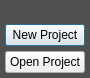
Old version of the form Project/Source/UI/sr_welcome_window.ui in the repository BluFedora/SR-Spritesheet-Manager.
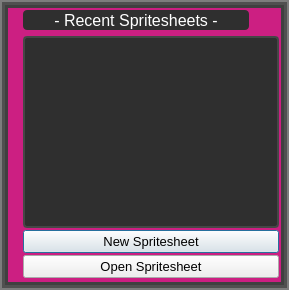
New version of the form. Icons and pictures are not drawn.

Commit message: Major Project Data Model Refactor

```diff
--- a/Project/Source/UI/sr_welcome_window.ui
+++ b/Project/Source/UI/sr_welcome_window.ui
@@ -6,8 +6,8 @@
    <rect>
     <x>0</x>
     <y>0</y>
-    <width>660</width>
-    <height>392</height>
+    <width>682</width>
+    <height>341</height>
    </rect>
   </property>
   <property name="sizePolicy">
@@ -16,6 +16,27 @@
     <verstretch>0</verstretch>
    </sizepolicy>
   </property>
+  <property name="minimumSize">
+   <size>
+    <width>682</width>
+    <height>341</height>
+   </size>
+  </property>
+  <property name="maximumSize">
+   <size>
+    <width>682</width>
+    <height>341</height>
+   </size>
+  </property>
+  <property name="font">
+   <font>
+    <family>Segoe UI</family>
+    <pointsize>10</pointsize>
+   </font>
+  </property>
+  <property name="focusPolicy">
+   <enum>Qt::StrongFocus</enum>
+  </property>
   <property name="contextMenuPolicy">
    <enum>Qt::NoContextMenu</enum>
   </property>
@@ -29,12 +50,37 @@
   <property name="styleSheet">
    <string notr="true">QDialog {
   background-color: #505050;
+  border: 2px solid rgb(125, 125, 125);
+}
+/*
+*:hover:!pressed
+{
+  border: 1px solid red;
+}
+*/
+
+QListView {
+  border: 2px solid rgb(70, 70, 70);
+}
+
+QListView::item {
+  background: rgb(36, 36, 36);
+ border-radius: 3px;   
+  text-align: center;
+  padding: 2px;
+}
+
+QListView::item:hover:!pressed {
+  background: rgb(70, 70, 70);
 }</string>
   </property>
-  <layout class="QVBoxLayout" name="verticalLayout">
-   <property name="spacing">
-    <number>5</number>
-   </property>
+  <property name="sizeGripEnabled">
+   <bool>false</bool>
+  </property>
+  <property name="modal">
+   <bool>false</bool>
+  </property>
+  <layout class="QGridLayout" name="gridLayout">
    <property name="sizeConstraint">
     <enum>QLayout::SetFixedSize</enum>
    </property>
@@ -50,38 +96,189 @@
    <property name="bottomMargin">
     <number>5</number>
    </property>
-   <item>
-    <widget class="QLabel" name="m_SplashImage">
-     <property name="text">
-      <string/>
+   <property name="spacing">
+    <number>0</number>
+   </property>
+   <item row="0" column="0">
+    <widget class="QWidget" name="m_InnerBorder" native="true">
+     <property name="styleSheet">
+      <string notr="true">QWidget#m_InnerBorder {
+  border: 3px solid #404040;
+	background-color: rgb(204, 31, 130);
+}</string>
      </property>
-     <property name="pixmap">
-      <pixmap resource="../Resources/ResourceFile.qrc">:/Res/Images/welcome_splash.png</pixmap>
-     </property>
-     <property name="scaledContents">
-      <bool>false</bool>
-     </property>
-     <property name="margin">
-      <number>5</number>
-     </property>
-    </widget>
-   </item>
-   <item>
-    <widget class="QPushButton" name="m_NewProjectBtn">
-     <property name="text">
-      <string>New Project</string>
-     </property>
-    </widget>
-   </item>
-   <item>
-    <widget class="QPushButton" name="m_OpenProjectBtn">
-     <property name="text">
-      <string>Open Project</string>
-     </property>
+     <layout class="QGridLayout" name="gridLayout_2">
+      <property name="leftMargin">
+       <number>5</number>
+      </property>
+      <property name="topMargin">
+       <number>5</number>
+      </property>
+      <property name="rightMargin">
+       <number>5</number>
+      </property>
+      <property name="bottomMargin">
+       <number>5</number>
+      </property>
+      <property name="horizontalSpacing">
+       <number>5</number>
+      </property>
+      <property name="verticalSpacing">
+       <number>2</number>
+      </property>
+      <item row="1" column="1">
+       <widget class="QLabel" name="m_RecentSpritesheetLabel">
+        <property name="font">
+         <font>
+          <family>Segoe UI</family>
+          <pointsize>12</pointsize>
+          <weight>50</weight>
+          <italic>false</italic>
+          <bold>false</bold>
+         </font>
+        </property>
+        <property name="autoFillBackground">
+         <bool>false</bool>
+        </property>
+        <property name="styleSheet">
+         <string notr="true">QLabel {
+  color: white;
+ 
+	font: 12pt &quot;Segoe UI&quot;;
+	background-color: rgb(47, 47, 47);
+border-radius: 4px;
+}</string>
+        </property>
+        <property name="text">
+         <string>- Recent Spritesheets -</string>
+        </property>
+        <property name="alignment">
+         <set>Qt::AlignCenter</set>
+        </property>
+        <property name="margin">
+         <number>2</number>
+        </property>
+        <property name="indent">
+         <number>-1</number>
+        </property>
+       </widget>
+      </item>
+      <item row="1" column="0" rowspan="7">
+       <widget class="QLabel" name="m_SplashImage">
+        <property name="text">
+         <string/>
+        </property>
+        <property name="textFormat">
+         <enum>Qt::PlainText</enum>
+        </property>
+        <property name="pixmap">
+         <pixmap resource="../../Resources/ResourceFile.qrc">:/Res/Images/welcome_splash.png</pixmap>
+        </property>
+        <property name="scaledContents">
+         <bool>false</bool>
+        </property>
+        <property name="margin">
+         <number>0</number>
+        </property>
+       </widget>
+      </item>
+      <item row="1" column="2">
+       <spacer name="horizontalSpacer">
+        <property name="orientation">
+         <enum>Qt::Horizontal</enum>
+        </property>
+        <property name="sizeType">
+         <enum>QSizePolicy::Fixed</enum>
+        </property>
+        <property name="sizeHint" stdset="0">
+         <size>
+          <width>25</width>
+          <height>20</height>
+         </size>
+        </property>
+       </spacer>
+      </item>
+      <item row="5" column="1" colspan="2">
+       <widget class="QPushButton" name="m_NewProjectBtn">
+        <property name="font">
+         <font>
+          <family>Segoe UI</family>
+          <pointsize>10</pointsize>
+         </font>
+        </property>
+        <property name="text">
+         <string>New Spritesheet</string>
+        </property>
+       </widget>
+      </item>
+      <item row="6" column="1" colspan="2">
+       <widget class="QPushButton" name="m_OpenProjectBtn">
+        <property name="font">
+         <font>
+          <family>Segoe UI</family>
+          <pointsize>10</pointsize>
+         </font>
+        </property>
+        <property name="text">
+         <string>Open Spritesheet</string>
+        </property>
+       </widget>
+      </item>
+      <item row="4" column="1" colspan="2">
+       <widget class="QListWidget" name="m_RecentFiles">
+        <property name="minimumSize">
+         <size>
+          <width>0</width>
+          <height>175</height>
+         </size>
+        </property>
+        <property name="styleSheet">
+         <string notr="true">QListView {  
+  color: white;	
+ font: 12pt &quot;Segoe UI&quot;;	
+ background-color: rgb(47, 47, 47);
+border-radius: 4px;
+padding: 5px;
+}</string>
+        </property>
+        <property name="frameShadow">
+         <enum>QFrame::Sunken</enum>
+        </property>
+        <property name="lineWidth">
+         <number>2</number>
+        </property>
+        <property name="editTriggers">
+         <set>QAbstractItemView::NoEditTriggers</set>
+        </property>
+        <property name="showDropIndicator" stdset="0">
+         <bool>false</bool>
+        </property>
+        <property name="defaultDropAction">
+         <enum>Qt::IgnoreAction</enum>
+        </property>
+        <property name="alternatingRowColors">
+         <bool>false</bool>
+        </property>
+        <property name="selectionBehavior">
+         <enum>QAbstractItemView::SelectRows</enum>
+        </property>
+        <property name="textElideMode">
+         <enum>Qt::ElideMiddle</enum>
+        </property>
+        <property name="spacing">
+         <number>3</number>
+        </property>
+        <property name="uniformItemSizes">
+         <bool>true</bool>
+        </property>
+       </widget>
+      </item>
+     </layout>
     </widget>
    </item>
   </layout>
  </widget>
+ <layoutdefault spacing="5" margin="5"/>
  <resources>
   <include location="../Resources/ResourceFile.qrc"/>
  </resources>
```
Left out of the diff: 5 changed lines with no effect on the pictures. The commit also changes 170 other files.
